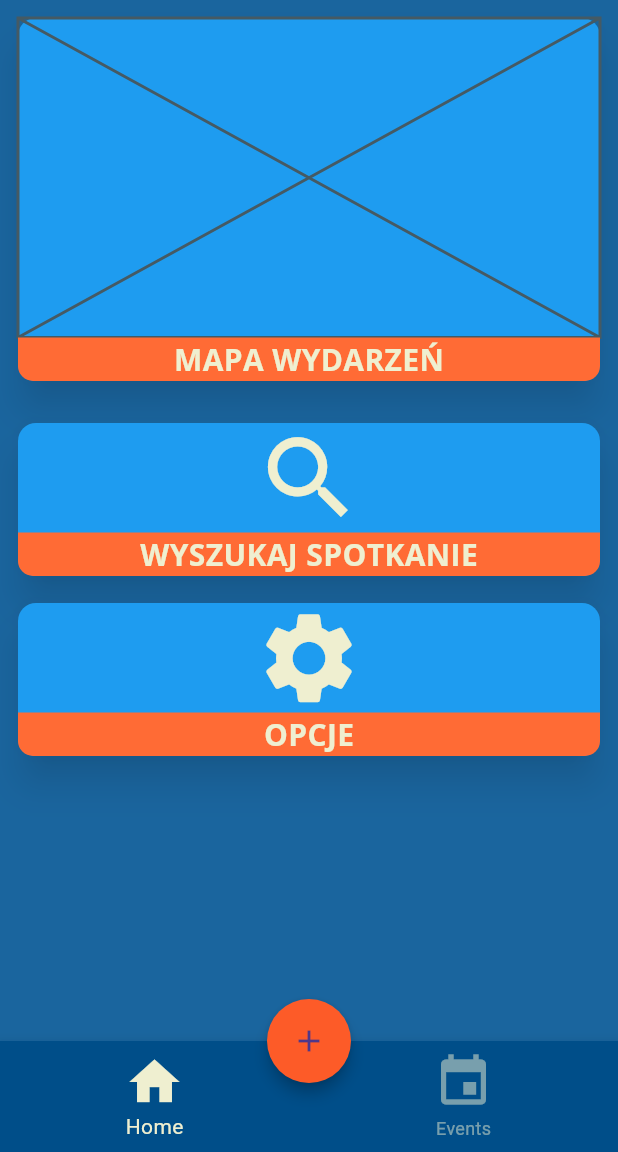
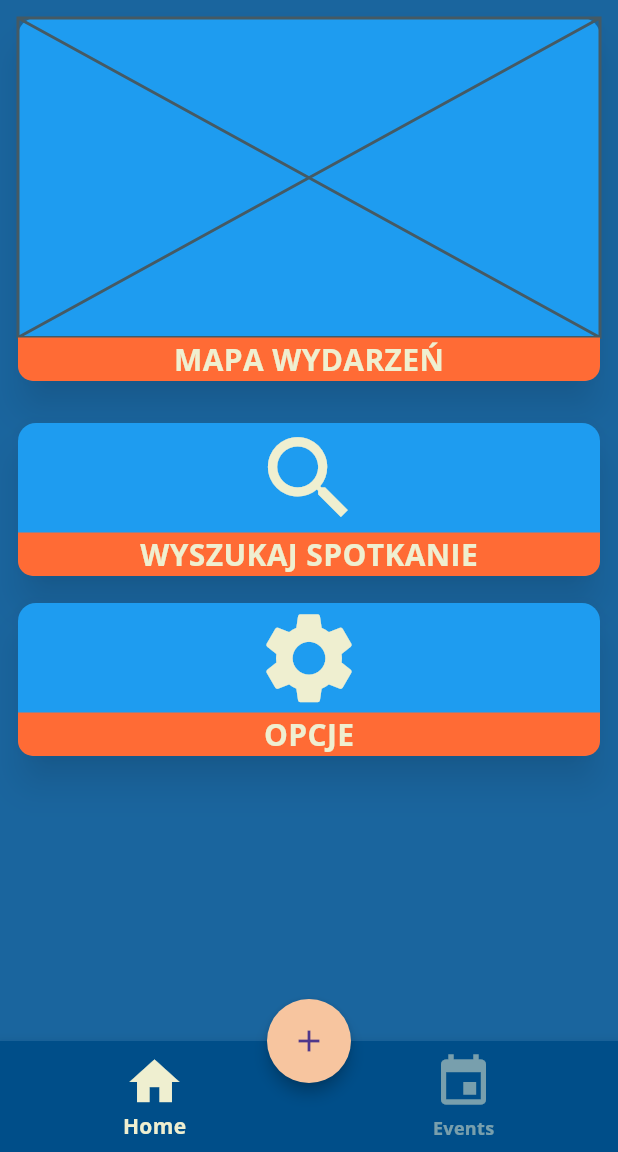
Before and after one commit to LudzCPP/Meetoplay, a Flutter app: the screen it shows after launch, on a phone screen of 412 x 824 dp, the part 84-1236 px from its top. Run offline on Flutter 3.47's test engine with Material 3 defaults, Android fonts, the phone set to English and light mode, and no system bars.

Commit message:
Small changes for theme

```diff
--- a/lib/global_variables.dart
+++ b/lib/global_variables.dart
@@ -5,4 +5,4 @@ const pink = Color(0xfff7c59f);
 const white = Color(0xffefefd0);
 const darkBlue = Color(0xff004e89);
 const lightBlue = Color(0xff1a659e);
-const specialActionButtonColor = Color(0xfffd5b28); // Specjalny kolor dla FAB
+const specialActionButtonColor = Color(0xfffd5b28);
--- a/lib/home_page.dart
+++ b/lib/home_page.dart
@@ -20,7 +20,6 @@ class _HomePageState extends State<HomePage> {
   @override
   Widget build(BuildContext context) {
     return Scaffold(
-      backgroundColor: lightBlue,
       appBar: AppBar(
         title: const Text(
           'MEETOPLAY',
@@ -65,7 +64,7 @@ class _HomePageState extends State<HomePage> {
           );
         },
         shape: const CircleBorder(),
-        backgroundColor: specialActionButtonColor,
+        backgroundColor: pink,
         elevation: 4.0,
         child: const Icon(Icons.add),
       ),
--- a/lib/main.dart
+++ b/lib/main.dart
@@ -1,4 +1,5 @@
 import 'package:flutter/material.dart';
+import 'package:flutter/widgets.dart';
 import 'package:meetoplay/home_page.dart';
 import 'global_variables.dart';
 
@@ -23,6 +24,15 @@ class MyApp extends StatelessWidget {
           ),
           centerTitle: true,
         ),
+        textTheme: const TextTheme(
+          bodyMedium: TextStyle(
+            fontFamily: 'Opensans',
+            fontWeight: FontWeight.bold,
+            fontSize: 20,
+            color: white,
+          ),
+        ),
+        scaffoldBackgroundColor: lightBlue,
       ),
       debugShowCheckedModeBanner: false,
       home: const HomePage(),
--- a/lib/main_window_card.dart
+++ b/lib/main_window_card.dart
@@ -40,12 +40,7 @@ class MainWindowCard extends StatelessWidget {
               width: double.infinity,
               child: Text(
                 cardText,
-                style: const TextStyle(
-                  fontFamily: 'Opensans',
-                  fontWeight: FontWeight.bold,
-                  fontSize: 20,
-                  color: white,
-                ),
+                style: Theme.of(context).textTheme.bodyMedium,
               ),
             ),
           ],
--- a/lib/menu_page.dart
+++ b/lib/menu_page.dart
@@ -1,6 +1,4 @@
-import 'package:flutter/cupertino.dart';
 import 'package:flutter/material.dart';
-import 'package:flutter/widgets.dart';
 import 'package:meetoplay/find_meet_page.dart';
 import 'package:meetoplay/global_variables.dart';
 import 'package:meetoplay/main_window_card.dart';
```
